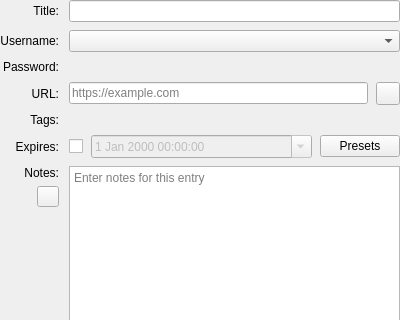
Old version of the form src/gui/entry/EditEntryWidgetMain.ui in the repository mtigzoe/keepassxc; both pictures show x 0 to 400 and y 0 to 320 of the 400 by 523 pixel window.
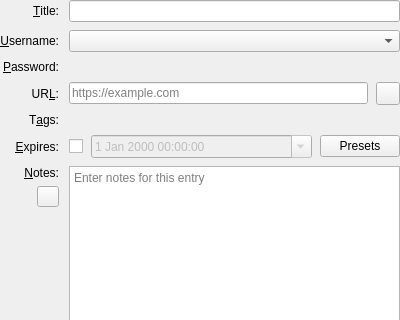
New version of the form. Custom widgets are drawn as their Qt base class.

Commit message: Restore edit entry label mnemonics

Diff of the .ui file:
```diff
--- a/src/gui/entry/EditEntryWidgetMain.ui
+++ b/src/gui/entry/EditEntryWidgetMain.ui
@@ -66,7 +66,7 @@
     <item row="1" column="0">
      <widget class="QLabel" name="usernameLabel">
       <property name="text">
-       <string>Username:</string>
+       <string>&amp;Username:</string>
       </property>
       <property name="alignment">
        <set>Qt::AlignRight|Qt::AlignTrailing|Qt::AlignVCenter</set>
@@ -118,7 +118,7 @@
     <item row="0" column="0">
      <widget class="QLabel" name="titleLabel">
       <property name="text">
-       <string>Title:</string>
+       <string>&amp;Title:</string>
       </property>
       <property name="alignment">
        <set>Qt::AlignRight|Qt::AlignTrailing|Qt::AlignVCenter</set>
@@ -131,7 +131,7 @@
     <item row="2" column="0">
      <widget class="QLabel" name="passwordLabel">
       <property name="text">
-       <string>Password:</string>
+       <string>&amp;Password:</string>
       </property>
       <property name="alignment">
        <set>Qt::AlignRight|Qt::AlignTrailing|Qt::AlignVCenter</set>
@@ -216,7 +216,7 @@
     <item row="3" column="0">
      <widget class="QLabel" name="urlLabel">
       <property name="text">
-       <string>URL:</string>
+       <string>UR&amp;L:</string>
       </property>
       <property name="alignment">
        <set>Qt::AlignRight|Qt::AlignTrailing|Qt::AlignVCenter</set>
@@ -258,7 +258,7 @@
       <item>
        <widget class="QLabel" name="notesLabel">
         <property name="text">
-         <string>Notes:</string>
+         <string>&amp;Notes:</string>
         </property>
         <property name="alignment">
          <set>Qt::AlignRight|Qt::AlignTrailing|Qt::AlignVCenter</set>
@@ -325,7 +325,7 @@
     <item row="5" column="0">
      <widget class="QLabel" name="tagsLabel">
       <property name="text">
-       <string>Tags:</string>
+       <string>T&amp;ags:</string>
       </property>
       <property name="alignment">
        <set>Qt::AlignRight|Qt::AlignTrailing|Qt::AlignVCenter</set>
@@ -338,7 +338,7 @@
     <item row="7" column="0">
      <widget class="QLabel" name="expireLabel">
       <property name="text">
-       <string>Expires:</string>
+       <string>&amp;Expires:</string>
       </property>
       <property name="alignment">
        <set>Qt::AlignRight|Qt::AlignTrailing|Qt::AlignVCenter</set>
```
